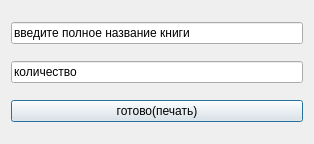
Old version of the form vydacha_sdacha/qr_code_unread.ui in the repository Plusers/ASL.
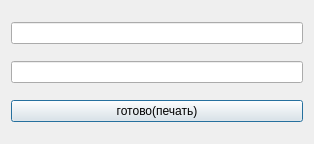
New version of the form.

What changed in the file:
```diff
--- a/vydacha_sdacha/qr_code_unread.ui
+++ b/vydacha_sdacha/qr_code_unread.ui
@@ -17,14 +17,14 @@
    <item>
     <widget class="QLineEdit" name="lineEdit">
      <property name="text">
-      <string>введите полное название книги</string>
+      <string/>
      </property>
     </widget>
    </item>
    <item>
     <widget class="QLineEdit" name="lineEdit_2">
      <property name="text">
-      <string>количество</string>
+      <string/>
      </property>
     </widget>
    </item>
```
